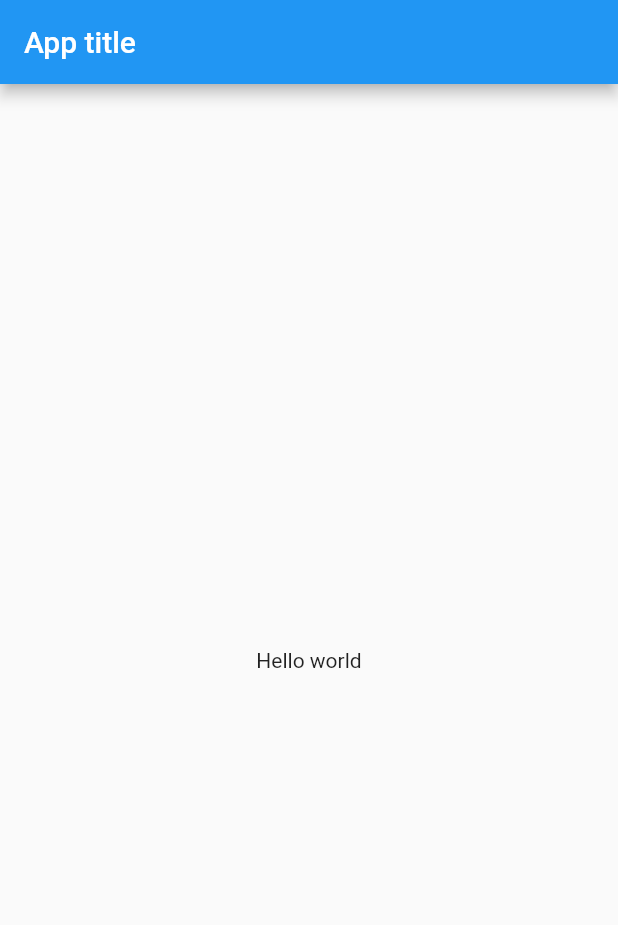
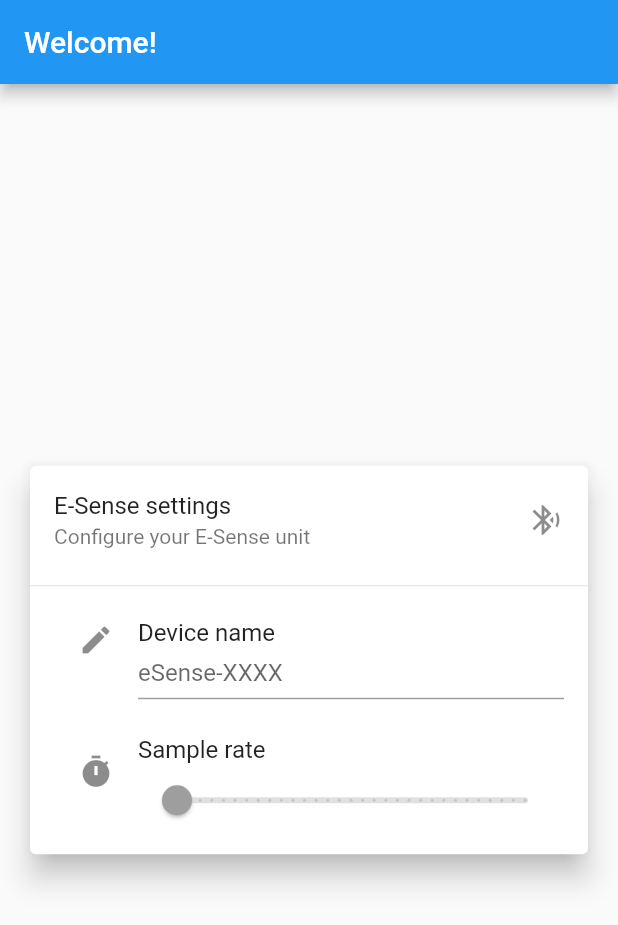
Before and after one commit to I-Al-Istannen/mouser, a Flutter app: the screen it shows after launch, on a phone screen of 412 x 824 dp. Shown: the top 925 px of the screen. Run offline on Flutter 3.47's test engine with Material 2 defaults, Android fonts, the phone set to English and light mode, and no system bars; our stand-ins replace material_design_icons_flutter; missing offline and left inert: esense_flutter.

Commit message:
Kinda working

```diff
--- a/lib/main.dart
+++ b/lib/main.dart
@@ -1,46 +1,29 @@
 import 'package:flutter/material.dart';
+import 'package:mouser/communication/ESenseCommunication.dart';
+import 'package:mouser/model/ApplicationState.dart';
+import 'package:mouser/ui/WelcomeScreen.dart';
+import 'package:provider/provider.dart';
 
-void main() => runApp(MyApp());
+void main() {
+  runApp(MultiProvider(
+    providers: [
+      ChangeNotifierProvider(create: (_) => ApplicationState()),
+      ChangeNotifierProvider(create: (_) => ESenseCommunicator()),
+    ],
+    child: MyApp(),
+  ));
+}
 
 class MyApp extends StatelessWidget {
   // This widget is the root of your application.
   @override
   Widget build(BuildContext context) {
     return MaterialApp(
-      title: 'Flutter Demo',
+      title: 'Mouser',
       theme: ThemeData(
         primarySwatch: Colors.blue,
       ),
-      home: MyHomePage(),
+      home: WelcomeScreen(),
     );
   }
 }
-
-class MyHomePage extends StatefulWidget {
-  @override
-  _MyHomePageState createState() => _MyHomePageState();
-}
-
-class _MyHomePageState extends State<MyHomePage> {
-  @override
-  Widget build(BuildContext context) {
-    // This method is rerun every time setState is called, for instance as done
-    // by the _incrementCounter method above.
-    //
-    // The Flutter framework has been optimized to make rerunning build methods
-    // fast, so that you can just rebuild anything that needs updating rather
-    // than having to individually change instances of widgets.
-    return Scaffold(
-      appBar: AppBar(
-        // Here we take the value from the MyHomePage object that was created by
-        // the App.build method, and use it to set our appbar title.
-        title: Text("App title"),
-      ),
-      body: Center(
-        // Center is a layout widget. It takes a single child and positions it
-        // in the middle of the parent.
-        child: Text("Hello world"),
-      ), // This trailing comma makes auto-formatting nicer for build methods.
-    );
-  }
-}
--- a/lib/model/Backend.dart
+++ b/lib/model/Backend.dart
@@ -2,7 +2,6 @@
 /// connect to it.
 class BackendInfo {
   final Uri uri;
-  final String name;
 
-  BackendInfo(this.uri, this.name);
+  BackendInfo(this.uri);
 }
--- /dev/null
+++ b/lib/ui/WelcomeScreen.dart
@@ -0,0 +1,101 @@
+import 'package:flutter/cupertino.dart';
+import 'package:flutter/material.dart';
+import 'package:mouser/model/ApplicationState.dart';
+import 'package:mouser/model/EsenseUnit.dart';
+import 'package:mouser/ui/SampleScreen.dart';
+import 'package:provider/provider.dart';
+
+class WelcomeScreen extends StatelessWidget {
+  @override
+  Widget build(BuildContext context) {
+    return Scaffold(
+      appBar: AppBar(title: Text("Welcome!")),
+      body: Center(child: Consumer<ApplicationState>(
+        builder: (context, appState, child) {
+          var elements = <Widget>[];
+          elements.add(esenseInfo(appState.unitConfiguration, appState));
+
+          if (appState.unitConfiguration != null &&
+              appState.unitConfiguration.seemsValid()) {
+            elements.add(Padding(
+              padding: const EdgeInsets.all(20),
+              child: Center(
+                child: ElevatedButton(
+                  onPressed: () {
+                    Navigator.push(
+                      context,
+                      MaterialPageRoute(builder: (_) => SampleScreen()),
+                    );
+                  },
+                  child: Text("Continue"),
+                ),
+              ),
+            ));
+          }
+
+          return SingleChildScrollView(
+            child: Column(
+              children: elements,
+            ),
+          );
+        },
+      )),
+    );
+  }
+
+  Widget esenseInfo(UnitConfiguration configuration, ApplicationState state) {
+    return Padding(
+      padding: const EdgeInsets.all(16.0),
+      child: Card(
+        elevation: 8,
+        child: Column(
+          mainAxisSize: MainAxisSize.min,
+          children: [
+            const ListTile(
+              trailing: Icon(Icons.bluetooth_audio),
+              title: Text("E-Sense settings"),
+              subtitle: Text("Configure your E-Sense unit"),
+            ),
+            Divider(),
+            Padding(
+              padding: const EdgeInsets.fromLTRB(32, 0, 16, 8),
+              child: ListTile(
+                contentPadding: EdgeInsets.all(0),
+                minLeadingWidth: 10,
+                leading: Icon(Icons.edit),
+                title: Text("Device name"),
+                subtitle: TextFormField(
+                  initialValue:
+                      configuration != null ? configuration.deviceName : null,
+                  decoration: InputDecoration(
+                    isDense: true,
+                    hintText: "eSense-XXXX",
+                  ),
+                  onFieldSubmitted: (value) => state.unitName = value,
+                ),
+              ),
+            ),
+            Padding(
+              padding: const EdgeInsets.fromLTRB(32, 8, 16, 8),
+              child: ListTile(
+                contentPadding: EdgeInsets.all(0),
+                minLeadingWidth: 10,
+                leading: Icon(Icons.timer),
+                title: Text("Sample rate"),
+                subtitle: Slider(
+                  min: 1,
+                  max: 30,
+                  value: configuration != null
+                      ? configuration.sampleRate.toDouble()
+                      : 1,
+                  divisions: 30,
+                  onChanged: null,
+                ),
+              ),
+            )
+          ],
+        ),
+      ),
+    );
+  }
+}
--- a/pubspec.yaml
+++ b/pubspec.yaml
@@ -25,6 +25,8 @@ dependencies:
     sdk: flutter
   web_socket_channel: ^2.0.0
   esense_flutter: ^0.3.0
+  provider: ^5.0.0
+  material_design_icons_flutter: ^4.0.5955
 
   # The following adds the Cupertino Icons font to your application.
   # Use with the CupertinoIcons class for iOS style icons.
```
Also changed, not shown: lib/communication/ESenseCommunication.dart (+51 -21 lines), lib/model/ApplicationState.dart (+15 -6 lines), lib/model/EsenseUnit.dart (+7 -0 lines), lib/ui/OffsetDisplay.dart (added, +48 -0 lines), lib/ui/SampleScreen.dart (added, +152 -0 lines), pubspec.lock.
